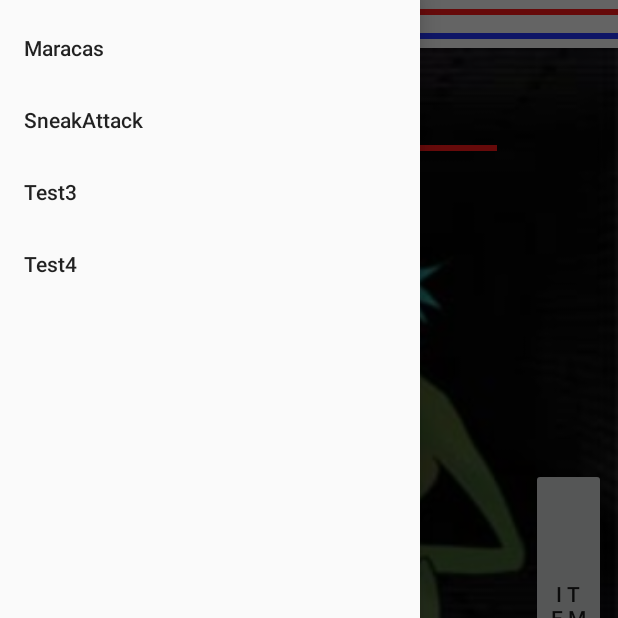
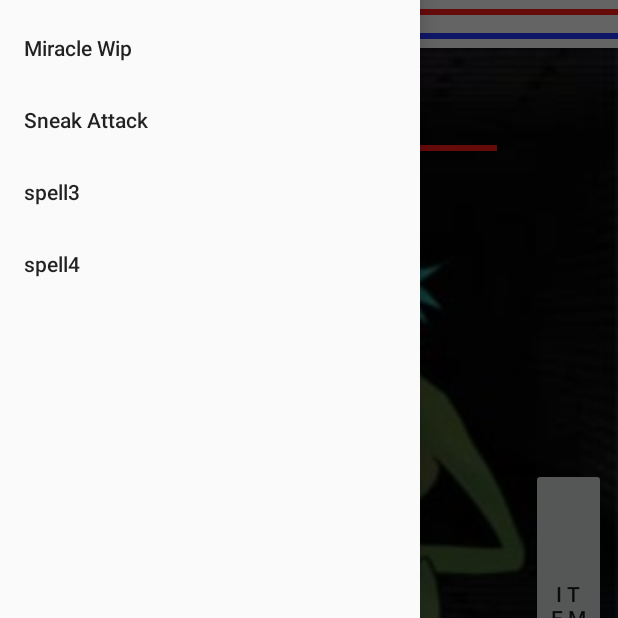
Before and after one commit to dallaires11/AndroidWithFriends, an Android app: the Combat screen opened directly, with no data from a screen before it, with the side drawer open, on a phone screen of 412 x 824 dp, the top half of it. Run offline under Robolectric (Android 15) with nearby library versions, the phone set to English and light mode, and no system bars.

```diff
--- a/AndroSIM/app/src/main/res/menu/drawer_left.xml
+++ b/AndroSIM/app/src/main/res/menu/drawer_left.xml
@@ -2,16 +2,16 @@
 <menu xmlns:android="http://schemas.android.com/apk/res/android">
     <group android:checkableBehavior="single">
         <item
-            android:id="@+id/nav_camera"
-            android:title="Maracas" />
+            android:id="@+id/spell1"
+            android:title="@string/spell1_name" />
         <item
-            android:id="@+id/nav_gallery"
-            android:title="@string/menu_sneakattack"/>
+            android:id="@+id/spell2"
+            android:title="@string/spell2_name" />
         <item
-            android:id="@+id/nav_slideshow"
-            android:title="Test3" />
+            android:id="@+id/spell3"
+            android:title="@string/spell3_name" />
         <item
-            android:id="@+id/nav_manage"
-            android:title="Test4" />
+            android:id="@+id/spell4"
+            android:title="@string/spell4_name" />
     </group>
 </menu>
--- a/AndroSIM/app/src/main/res/values/strings.xml
+++ b/AndroSIM/app/src/main/res/values/strings.xml
@@ -16,4 +16,9 @@
     <string name="go_straight">Go straight</string>
     <string name="go_right">Go right</string>
     <string name="menu_sneakattack">SneakAttack</string>
+    <string name="spell1_name">Miracle Wip</string>
+    <string name="spell2_name">Sneak Attack</string>
+    <string name="spell3_name">spell3</string>
+    <string name="spell4_name">spell4</string>
+    <string name="btn_sneakattack">SneakAttack!</string>
 </resources>
```
Also changed, not shown: AndroSIM/app/src/main/java/com/example/androsim/Combat.java (+15 -7 lines), AndroSIM/app/src/main/java/com/example/androsim/SneakAttack.java (+10 -1 lines), AndroSIM/app/src/main/res/layout/activity_sneak_attack.xml (+8 -2 lines).
